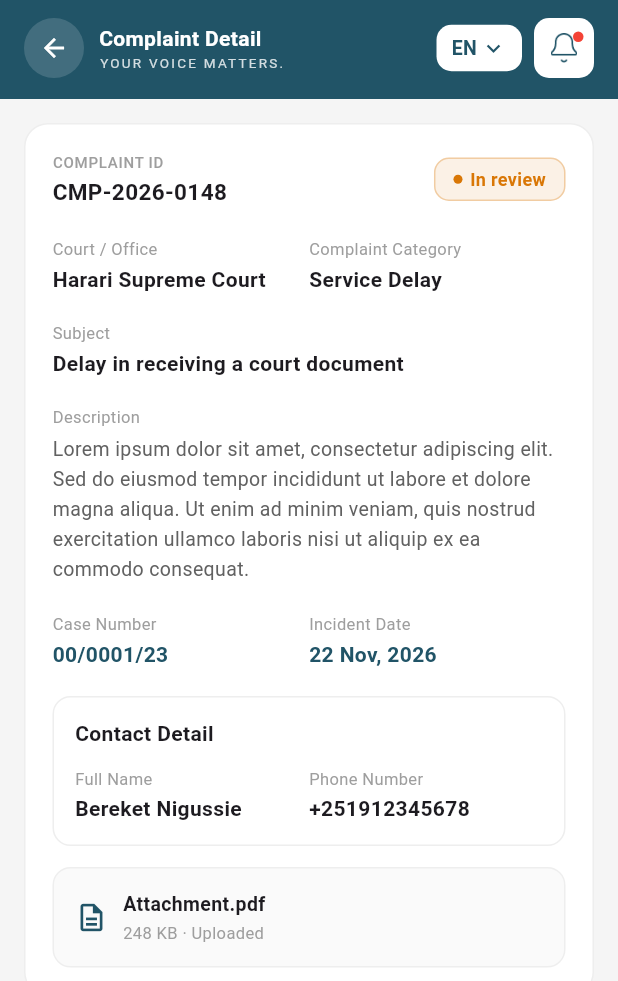
After one commit to dawitzeleke/hsc, a Flutter app: the ComplaintDetailView screen opened by its route, on a phone screen of 412 x 824 dp. The commit adds this screen. Shown: the top 981 px of the screen. Run offline on Flutter 3.47's test engine with Material 3 defaults, Android fonts, the phone set to English and light mode, and no system bars; our stand-ins replace get.

Commit message:
feat: add complaint detail view, list widget, and routing configurations

```diff
--- /dev/null
+++ b/lib/app/modules/complaints/views/complaint_detail_view.dart
@@ -0,0 +1,306 @@
+import 'package:flutter/material.dart';
+import 'package:get/get.dart';
+import 'package:hsc/core/constants/app_colors.dart';
+import 'package:hsc/app/widgets/app_header.dart';
+
+class ComplaintDetailView extends StatelessWidget {
+  const ComplaintDetailView({super.key});
+
+  @override
+  Widget build(BuildContext context) {
+    final args = Get.arguments as Map<String, String>? ?? {};
+    final id = args['id'] ?? 'CMP-2026-0148';
+    final status = args['status'] ?? 'In review';
+
+    final isResolved = status == 'Resolved';
+    final statusColor =
+        isResolved ? const Color(0xFF16A34A) : const Color(0xFFD97706);
+
+    return Scaffold(
+      backgroundColor: Colors.grey[100],
+      body: Column(
+        children: [
+          AppHeader(
+            leading: GestureDetector(
+              onTap: () => Get.back(),
+              child: Container(
+                width: 40,
+                height: 40,
+                decoration: BoxDecoration(
+                  color: AppColors.onPrimary.withOpacity(0.15),
+                  shape: BoxShape.circle,
+                ),
+                child: const Icon(
+                  Icons.arrow_back,
+                  color: AppColors.onPrimary,
+                  size: 20,
+                ),
+              ),
+            ),
+            title: 'Complaint Detail',
+            subtitle: 'YOUR VOICE MATTERS.',
+          ),
+          Expanded(
+            child: SingleChildScrollView(
+              padding: const EdgeInsets.all(16),
+              child: Container(
+                padding: const EdgeInsets.all(18),
+                decoration: BoxDecoration(
+                  color: Colors.white,
+                  borderRadius: BorderRadius.circular(16),
+                  border: Border.all(color: Colors.grey.shade200),
+                ),
+                child: Column(
+                  crossAxisAlignment: CrossAxisAlignment.start,
+                  children: [
+                    // Complaint ID + status
+                    Row(
+                      mainAxisAlignment: MainAxisAlignment.spaceBetween,
+                      children: [
+                        Column(
+                          crossAxisAlignment: CrossAxisAlignment.start,
+                          children: [
+                            Text(
+                              'COMPLAINT ID',
+                              style: TextStyle(
+                                fontSize: 10,
+                                fontWeight: FontWeight.w500,
+                                color: Colors.grey.shade500,
+                                letterSpacing: 0.5,
+                              ),
+                            ),
+                            const SizedBox(height: 2),
+                            Text(
+                              id,
+                              style: const TextStyle(
+                                fontSize: 15,
+                                fontWeight: FontWeight.w700,
+                              ),
+                            ),
+                          ],
+                        ),
+                        Container(
+                          padding: const EdgeInsets.symmetric(
+                              horizontal: 12, vertical: 5),
+                          decoration: BoxDecoration(
+                            color: statusColor.withOpacity(0.1),
+                            borderRadius: BorderRadius.circular(10),
+                            border: Border.all(
+                                color: statusColor.withOpacity(0.3)),
+                          ),
+                          child: Row(
+                            mainAxisSize: MainAxisSize.min,
+                            children: [
+                              Container(
+                                width: 6,
+                                height: 6,
+                                decoration: BoxDecoration(
+                                  color: statusColor,
+                                  shape: BoxShape.circle,
+                                ),
+                              ),
+                              const SizedBox(width: 5),
+                              Text(
+                                status,
+                                style: TextStyle(
+                                  fontSize: 12,
+                                  fontWeight: FontWeight.w600,
+                                  color: statusColor,
+                                ),
+                              ),
+                            ],
+                          ),
+                        ),
+                      ],
+                    ),
+                    const SizedBox(height: 20),
+                    // Court / Office + Category
+                    Row(
+                      children: [
+                        Expanded(
+                          child: _labelValue(
+                              'Court / Office', 'Harari Supreme Court'),
+                        ),
+                        Expanded(
+                          child: _labelValue(
+                              'Complaint Category', 'Service Delay'),
+                        ),
+                      ],
+                    ),
+                    const SizedBox(height: 18),
+                    // Subject
+                    _labelValue('Subject',
+                        'Delay in receiving a court document'),
+                    const SizedBox(height: 18),
+                    // Description
+                    Text(
+                      'Description',
+                      style: TextStyle(
+                          fontSize: 11, color: Colors.grey.shade500),
+                    ),
+                    const SizedBox(height: 4),
+                    Text(
+                      'Lorem ipsum dolor sit amet, consectetur adipiscing elit. '
+                      'Sed do eiusmod tempor incididunt ut labore et dolore magna '
+                      'aliqua. Ut enim ad minim veniam, quis nostrud exercitation '
+                      'ullamco laboris nisi ut aliquip ex ea commodo consequat.',
+                      style: TextStyle(
+                        fontSize: 13,
+                        color: Colors.grey.shade700,
+                        height: 1.5,
+                      ),
+                    ),
+                    const SizedBox(height: 18),
+                    // Case Number + Incident Date
+                    Row(
+                      children: [
+                        Expanded(
+                          child: Column(
+                            crossAxisAlignment: CrossAxisAlignment.start,
+                            children: [
+                              Text(
+                                'Case Number',
+                                style: TextStyle(
+                                    fontSize: 11,
+                                    color: Colors.grey.shade500),
+                              ),
+                              const SizedBox(height: 2),
+                              Text(
+                                '00/0001/23',
+                                style: TextStyle(
+                                  fontSize: 14,
+                                  fontWeight: FontWeight.w700,
+                                  color: AppColors.primary,
+                                ),
+                              ),
+                            ],
+                          ),
+                        ),
+                        Expanded(
+                          child: Column(
+                            crossAxisAlignment: CrossAxisAlignment.start,
+                            children: [
+                              Text(
+                                'Incident Date',
+                                style: TextStyle(
+                                    fontSize: 11,
+                                    color: Colors.grey.shade500),
+                              ),
+                              const SizedBox(height: 2),
+                              Text(
+                                '22 Nov, 2026',
+                                style: TextStyle(
+                                  fontSize: 14,
+                                  fontWeight: FontWeight.w700,
+                                  color: AppColors.primary,
+                                ),
+                              ),
+                            ],
+                          ),
+                        ),
+                      ],
+                    ),
+                    const SizedBox(height: 18),
+                    // Contact Detail
+                    Container(
+                      width: double.infinity,
+                      padding: const EdgeInsets.all(14),
+                      decoration: BoxDecoration(
+                        borderRadius: BorderRadius.circular(12),
+                        border: Border.all(color: Colors.grey.shade200),
+                      ),
+                      child: Column(
+                        crossAxisAlignment: CrossAxisAlignment.start,
+                        children: [
+                          const Text(
+                            'Contact Detail',
+                            style: TextStyle(
+                              fontSize: 14,
+                              fontWeight: FontWeight.w600,
+                            ),
+                          ),
+                          const SizedBox(height: 12),
+                          Row(
+                            children: [
+                              Expanded(
+                                child: _labelValue(
+                                    'Full Name', 'Bereket Nigussie'),
+                              ),
+                              Expanded(
+                                child: _labelValue(
+                                    'Phone Number', '+251912345678'),
+                              ),
+                            ],
+                          ),
+                        ],
+                      ),
+                    ),
+                    const SizedBox(height: 14),
+                    // Attachment
+                    Container(
+                      padding: const EdgeInsets.all(14),
+                      decoration: BoxDecoration(
+                        color: Colors.grey.shade50,
+                        borderRadius: BorderRadius.circular(12),
+                        border: Border.all(color: Colors.grey.shade200),
+                      ),
+                      child: Row(
+                        children: [
+                          Icon(Icons.description_outlined,
+                              size: 22, color: AppColors.primary),
+                          const SizedBox(width: 10),
+                          Expanded(
+                            child: Column(
+                              crossAxisAlignment: CrossAxisAlignment.start,
+                              children: [
+                                const Text(
+                                  'Attachment.pdf',
+                                  style: TextStyle(
+                                    fontSize: 13,
+                                    fontWeight: FontWeight.w600,
+                                  ),
+                                ),
+                                const SizedBox(height: 2),
+                                Text(
+                                  '248 KB · Uploaded',
+                                  style: TextStyle(
+                                    fontSize: 11,
+                                    color: Colors.grey.shade500,
+                                  ),
+                                ),
+                              ],
+                            ),
+                          ),
+                        ],
+                      ),
+                    ),
+                  ],
+                ),
+              ),
+            ),
+          ),
+        ],
+      ),
+    );
+  }
+
+  Widget _labelValue(String label, String value) {
+    return Column(
+      crossAxisAlignment: CrossAxisAlignment.start,
+      children: [
+        Text(
+          label,
+          style: TextStyle(fontSize: 11, color: Colors.grey.shade500),
+        ),
+        const SizedBox(height: 2),
+        Text(
+          value,
+          style: const TextStyle(
+            fontSize: 14,
+            fontWeight: FontWeight.w600,
+          ),
+        ),
+      ],
+    );
+  }
+}
--- a/lib/app/modules/complaints/widgets/complaints_list.dart
+++ b/lib/app/modules/complaints/widgets/complaints_list.dart
@@ -1,6 +1,7 @@
 import 'package:flutter/material.dart';
 import 'package:get/get.dart';
 import 'package:hsc/core/constants/app_colors.dart';
+import 'package:hsc/app/routes/app_pages.dart';
 import '../controllers/complaints_controller.dart';
 
 class ComplaintsList extends StatelessWidget {
@@ -185,7 +186,12 @@ class _ComplaintCard extends StatelessWidget {
         ? const Color(0xFF16A34A)
         : const Color(0xFFD97706);
 
-    return Container(
+    return GestureDetector(
+      onTap: () => Get.toNamed(
+        Routes.COMPLAINT_DETAIL,
+        arguments: {'id': data.id, 'status': data.status},
+      ),
+      child: Container(
         margin: const EdgeInsets.only(bottom: 10),
         padding: const EdgeInsets.all(16),
         decoration: BoxDecoration(
@@ -274,6 +280,7 @@ class _ComplaintCard extends StatelessWidget {
           ),
         ],
       ),
+    ),
     );
   }
 }
--- a/lib/app/routes/app_pages.dart
+++ b/lib/app/routes/app_pages.dart
@@ -6,6 +6,7 @@ import '../modules/home/bindings/home_binding.dart';
 import '../modules/home/views/home_view.dart';
 import '../modules/follow_up/bindings/follow_up_binding.dart';
 import '../modules/follow_up/views/follow_up_view.dart';
+import '../modules/complaints/views/complaint_detail_view.dart';
 
 part 'app_routes.dart';
 
@@ -30,5 +31,9 @@ class AppPages {
       page: () => const FollowUpView(),
       binding: FollowUpBinding(),
     ),
+    GetPage(
+      name: _Paths.COMPLAINT_DETAIL,
+      page: () => const ComplaintDetailView(),
+    ),
   ];
 }
--- a/lib/app/routes/app_routes.dart
+++ b/lib/app/routes/app_routes.dart
@@ -6,6 +6,7 @@ abstract class Routes {
   static const SPLASH = _Paths.SPLASH;
   static const HOME = _Paths.HOME;
   static const FOLLOW_UP = _Paths.FOLLOW_UP;
+  static const COMPLAINT_DETAIL = _Paths.COMPLAINT_DETAIL;
 }
 
 abstract class _Paths {
@@ -13,4 +14,5 @@ abstract class _Paths {
   static const SPLASH = '/splash';
   static const HOME = '/home';
   static const FOLLOW_UP = '/follow-up';
+  static const COMPLAINT_DETAIL = '/complaint-detail';
 }
```
Lines whose indentation alone changed are shown as unchanged.
